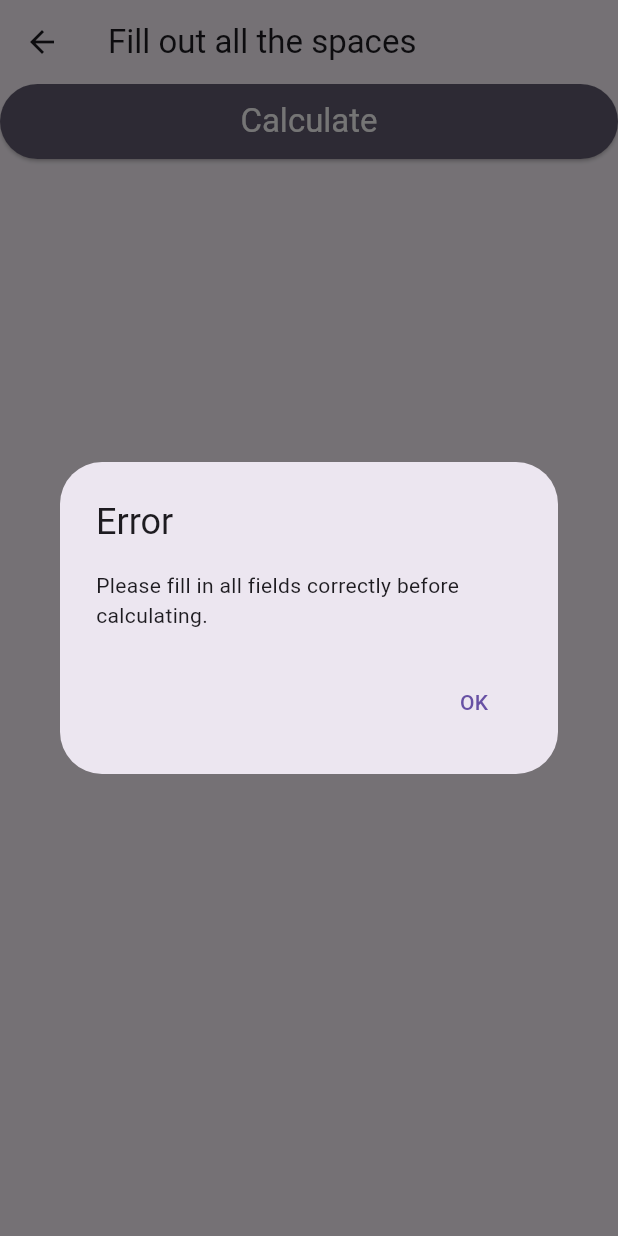
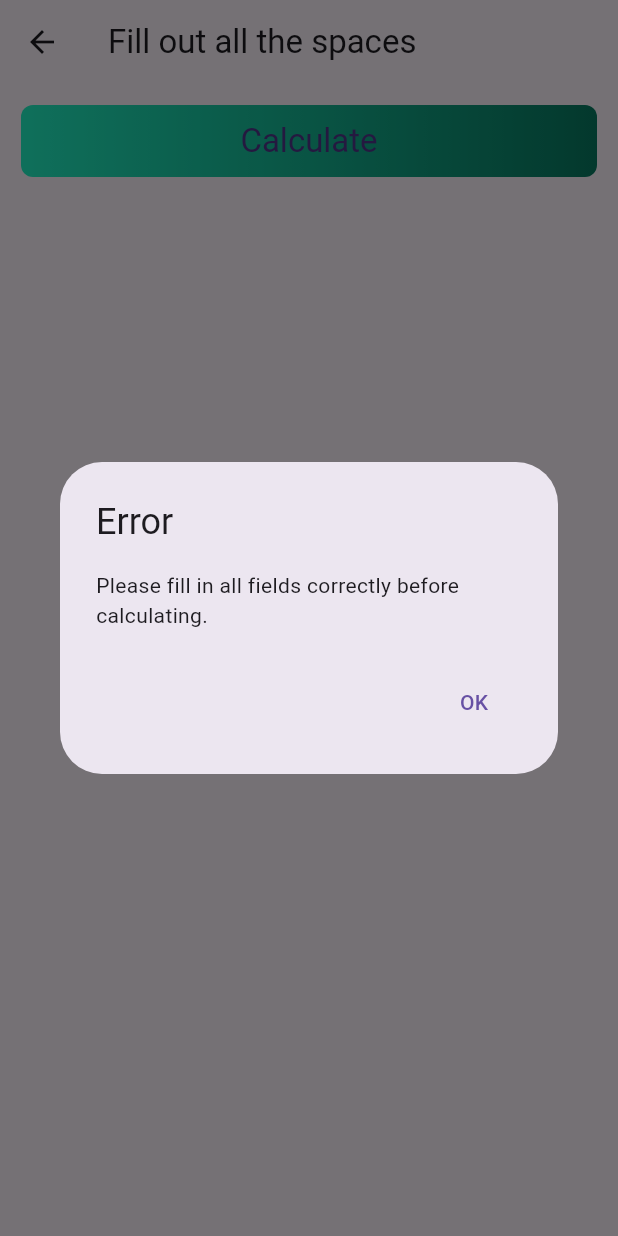
Before and after one commit to Fuadseid/GPA-calculator-project, a Flutter app: the GpaFormScreen screen opened directly with empty values, after a tap on "Calculate", on a phone screen of 412 x 824 dp. Run offline on Flutter 3.47's test engine with Material 3 defaults, Android fonts, the phone set to English and light mode, and no system bars; our stand-ins replace flutter_riverpod, google_fonts.

Commit message:
Final part

```diff
--- a/lib/screen/gpa_form_screen.dart
+++ b/lib/screen/gpa_form_screen.dart
@@ -213,6 +213,14 @@ class _GpaFormScreen extends State<GpaFormScreen> {
       });
     }
 
+    List<Color> cont = [
+      const Color.fromARGB(255, 33, 243, 198),
+      const Color.fromARGB(255, 7, 123, 98)
+    ];
+    List<Color> darcolor = [
+      const Color.fromARGB(255, 5, 32, 40),
+      const Color.fromARGB(30, 5, 36, 68)
+    ];
     return Scaffold(
       appBar: AppBar(
         title: const Text("Fill out all the spaces"),
@@ -222,7 +230,23 @@ class _GpaFormScreen extends State<GpaFormScreen> {
           ...containers,
           Padding(
             padding: const EdgeInsetsDirectional.only(bottom: 8),
-            child: ElevatedButton(
+            child: Padding(
+              padding: const EdgeInsets.all(14),
+              child: Container(
+                width: double.infinity,
+                decoration: BoxDecoration(
+                    gradient: LinearGradient(
+                        colors: _isDarkMode
+                            ? [
+                                const Color.fromARGB(255, 5, 32, 40),
+                                const Color.fromARGB(30, 5, 36, 68)
+                              ]
+                            : [
+                                const Color.fromARGB(255, 33, 243, 198),
+                                const Color.fromARGB(255, 7, 123, 98)
+                              ]),
+                    borderRadius: BorderRadius.circular(8)),
+                child: TextButton(
                   onPressed: () {
                     Map<String, double?> result = calculateGPA();
                     double? gpa = result['gpa'];
@@ -236,10 +260,12 @@ class _GpaFormScreen extends State<GpaFormScreen> {
                         builder: (context) {
                           return AlertDialog(
                             title: const Text("Calculated GPA"),
-                        content: Text("Your GPA is: ${gpa.toStringAsFixed(2)}"),
+                            content:
+                                Text("Your GPA is: ${gpa.toStringAsFixed(2)}"),
                             actions: [
                               Row(
-                            mainAxisAlignment: MainAxisAlignment.spaceBetween,
+                                mainAxisAlignment:
+                                    MainAxisAlignment.spaceBetween,
                                 children: [
                                   TextButton(
                                     onPressed: () => Navigator.pop(context),
@@ -271,14 +297,11 @@ class _GpaFormScreen extends State<GpaFormScreen> {
                   child: Text(
                     'Calculate',
                     style: Theme.of(context).textTheme.titleLarge!.copyWith(
-                      color: Theme.of(context).colorScheme.onSecondary,
+                          color:
+                              Theme.of(context).colorScheme.onPrimaryContainer,
                         ),
                   ),
-              style: ButtonStyle(
-                minimumSize:
-                    MaterialStateProperty.all(Size(double.infinity, 50)),
-                backgroundColor: MaterialStateProperty.all(
-                    Theme.of(context).colorScheme.secondary),
+                ),
               ),
             ),
           ),
--- a/lib/screen/home_screen.dart
+++ b/lib/screen/home_screen.dart
@@ -86,8 +86,8 @@ class _HomeScreenState extends State<HomeScreen>
       const Color.fromARGB(255, 7, 123, 98)
     ];
     List<Color> darcolor = [
-      const Color.fromARGB(255, 37, 40, 40),
-      const Color.fromARGB(96, 64, 60, 60)
+      const Color.fromARGB(255, 5, 32, 40),
+      const Color.fromARGB(30, 5, 36, 68)
     ];
 
     void bottom_up() {
@@ -208,7 +208,6 @@ class _HomeScreenState extends State<HomeScreen>
                           ' For More Click ⬇️\n Debre Berhan University',
                           style: TextStyle(
                             fontSize: 20,
-                            color: Color.fromARGB(255, 12, 27, 40),
                           ),
                         ),
                       ),
@@ -389,7 +388,7 @@ class _HomeScreenState extends State<HomeScreen>
                 onPressed: widget.onDarkMode, // Call the toggle method
                 icon: widget.isDarkMode
                     ? const Icon(Icons.brightness_2)
-                    : const Icon(Icons.brightness_1),
+                    : const Icon(Icons.sunny),
               ),
             ),
           ],
@@ -405,15 +404,12 @@ class _HomeScreenState extends State<HomeScreen>
                 Padding(
                   padding: const EdgeInsets.all(8.0),
                   child: Container(
-                    decoration: const BoxDecoration(
+                    decoration:  BoxDecoration(
                       gradient: LinearGradient(
                           begin: Alignment.topLeft,
                           end: Alignment.bottomRight,
-                          colors: [
-                            const Color.fromARGB(255, 33, 243, 198),
-                            const Color.fromARGB(255, 7, 123, 98)
-                          ]),
-                      borderRadius: BorderRadius.all(Radius.circular(100)),
+                          colors: widget.isDarkMode ? darcolor : cont),
+                      borderRadius:const BorderRadius.all(Radius.circular(100)),
                     ),
                     child: TextButton(
                       onPressed: bottom_up,
```
Lines whose indentation alone changed are shown as unchanged.
